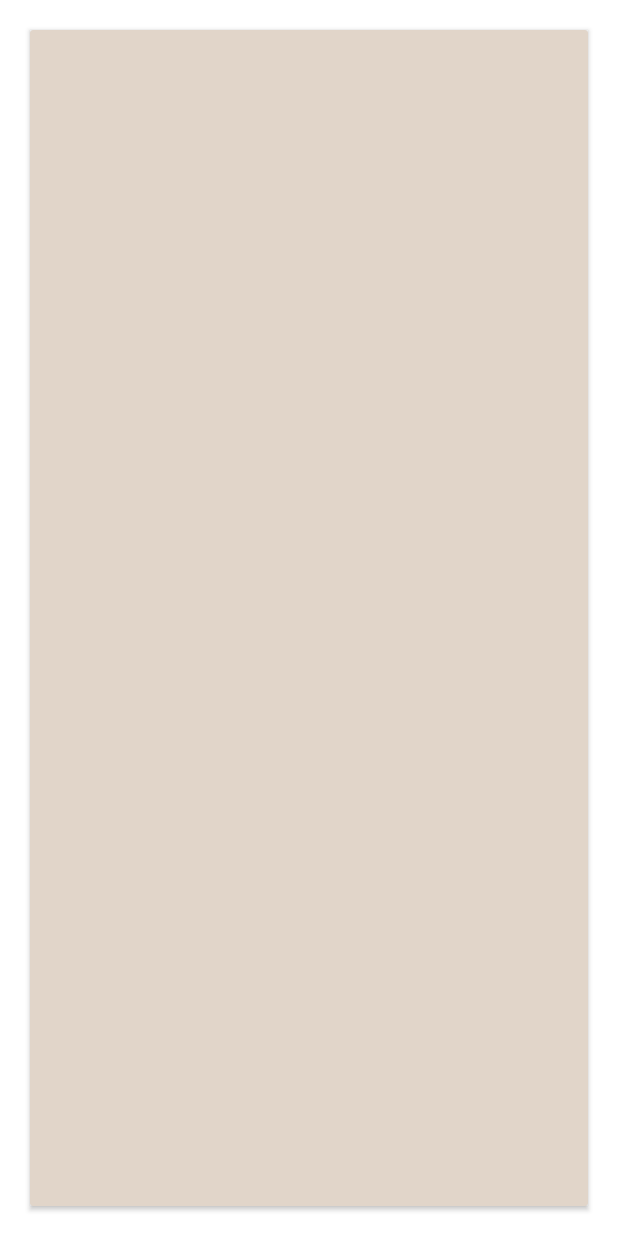
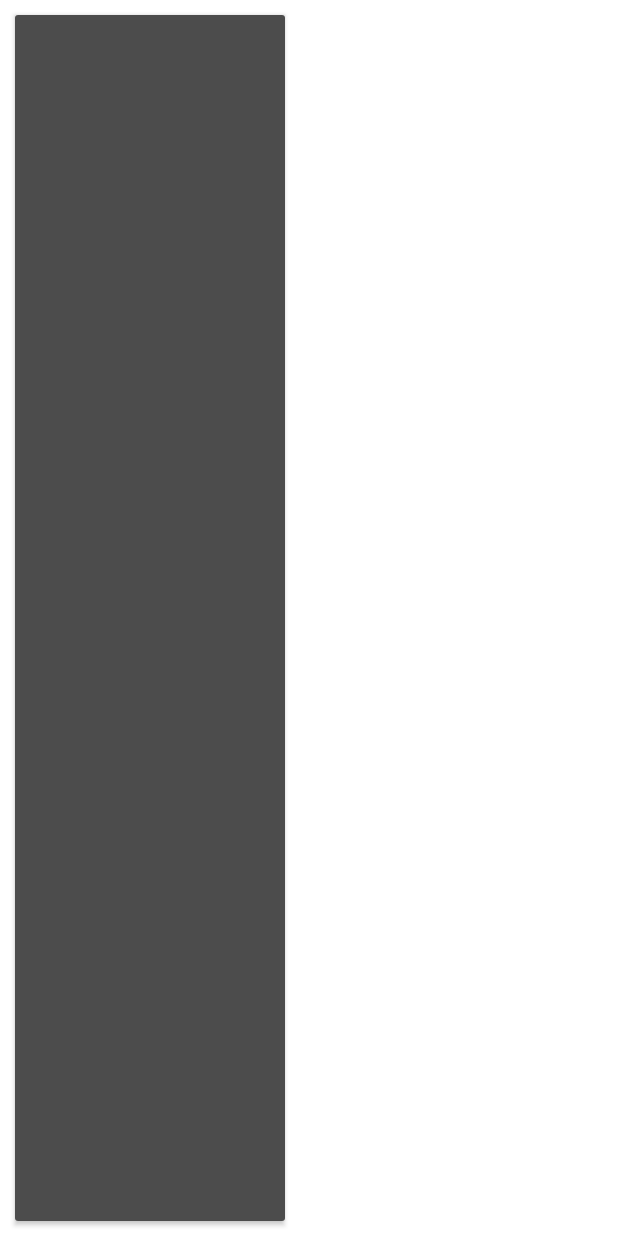
Before and after one commit to Snakkill/ReadBuddy, an Android app: the layout carousel_item.xml on its own in the app's theme, with its tools: preview values and no code run, on a phone screen of 412 x 824 dp. Run offline under Robolectric (Android 15) with nearby library versions, the phone set to English and light mode, and no system bars.

Commit message:
Carousel formatting issues fixed and added book placeholder for sizing purposes.

```diff
--- a/app/src/main/res/layout/carousel_item.xml
+++ b/app/src/main/res/layout/carousel_item.xml
@@ -1,22 +1,26 @@
 <?xml version="1.0" encoding="utf-8"?>
 <androidx.cardview.widget.CardView
     android:id="@+id/cv_bookCarousel"
-    android:layout_width="match_parent"
+    android:layout_width="wrap_content"
     android:layout_height="match_parent"
-    android:layout_margin="20dp"
-    app:cardBackgroundColor="@color/cream"
-    app:contentPadding="10dp"
+    android:layout_margin="10dp"
+    android:gravity="center"
+    app:cardPreventCornerOverlap="false"
+    app:cardBackgroundColor="@color/white"
     xmlns:app="http://schemas.android.com/apk/res-auto"
     xmlns:android="http://schemas.android.com/apk/res/android">
 
     <LinearLayout
-        android:orientation="vertical"
-        android:layout_width="match_parent"
-        android:layout_height="match_parent">
+        android:layout_width="180dp"
+        android:layout_height="match_parent"
+        android:orientation="vertical">
+
         <ImageView
             android:id="@+id/iv_carouselThumb"
             android:layout_width="match_parent"
-            android:layout_height="match_parent"/>
+            android:layout_height="match_parent"
+            android:scaleType="centerCrop"
+            android:src="@drawable/book_placeholder" />
 
         <TextView
             android:id="@+id/tv_bookTitle"
@@ -27,6 +31,4 @@
             android:textAlignment="center"
             android:textAppearance="@style/TextAppearance.AppCompat.Large" />
     </LinearLayout>
-
-
 </androidx.cardview.widget.CardView>
```
Also changed, not shown: app/src/main/res/layout/fragment_home.xml (+11 -11 lines), app/src/main/res/drawable-v24/book_placeholder.jpg (added).
